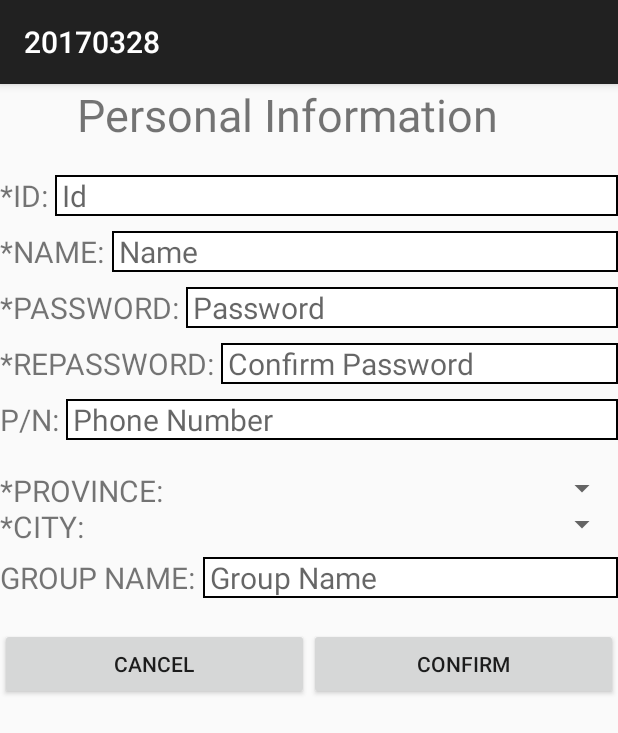
After one commit to HeedoHan/Wanna, an Android app: the SignUp screen opened directly, with no data from a screen before it, on a phone screen of 412 x 824 dp. The commit adds this screen. Shown: the top 733 px of the screen. Run offline under Robolectric (Android 15) with nearby library versions, the phone set to English and light mode, and no system bars.

Commit message:
Second Commit 20170329

```diff
--- /dev/null
+++ b/app/src/main/java/com/example/hanheedo/a20170328/SignUp.java
@@ -0,0 +1,148 @@
+package com.example.hanheedo.a20170328;
+
+import android.content.Context;
+import android.content.Intent;
+import android.os.Bundle;
+import android.support.v7.app.AppCompatActivity;
+import android.view.KeyEvent;
+import android.view.View;
+import android.view.inputmethod.InputMethodManager;
+import android.widget.EditText;
+import android.widget.LinearLayout;
+
+/**
+ * Created by Han Heedo on 2017-03-29.
+ */
+
+public class SignUp extends AppCompatActivity
+{
+    protected void onCreate(Bundle savedInstanceState)
+    {
+        super.onCreate(savedInstanceState);
+        setContentView(R.layout.signup);
+
+        Intent intent = getIntent();
+        String data = intent.getStringExtra("Login_SignUp");
+
+        final EditText Id = (EditText) findViewById(R.id.Id); //Id
+        Id.setOnKeyListener(new View.OnKeyListener() {
+            @Override
+            public boolean onKey(View v, int keyCode, KeyEvent event) {
+                if(keyCode==event.KEYCODE_ENTER) {
+                    return true;
+                }
+                return false;
+            }
+        });
+
+        LinearLayout MainLayout = (LinearLayout) findViewById(R.id.signup); //Id
+        MainLayout.setOnClickListener(new View.OnClickListener(){
+            @Override
+            public void onClick(View v) {
+                InputMethodManager imm = (InputMethodManager) getSystemService(Context.INPUT_METHOD_SERVICE);
+                imm.hideSoftInputFromWindow(Id.getWindowToken(),0);
+            }
+        });
+
+        final EditText Password = (EditText) findViewById(R.id.Password); //password
+        Password.setOnKeyListener(new View.OnKeyListener() {
+            @Override
+            public boolean onKey(View v, int keyCode, KeyEvent event) {
+                if(keyCode==event.KEYCODE_ENTER) {
+                    return true;
+                }
+                return false;
+            }
+        });
+
+        LinearLayout MainLayout2 = (LinearLayout) findViewById(R.id.signup); //password
+        MainLayout2.setOnClickListener(new View.OnClickListener(){
+            @Override
+            public void onClick(View v) {
+                InputMethodManager imm = (InputMethodManager) getSystemService(Context.INPUT_METHOD_SERVICE);
+                imm.hideSoftInputFromWindow(Password.getWindowToken(),0);
+            }
+        });
+
+        final EditText Name = (EditText) findViewById(R.id.Name); //name
+        Name.setOnKeyListener(new View.OnKeyListener() {
+            @Override
+            public boolean onKey(View v, int keyCode, KeyEvent event) {
+                if(keyCode==event.KEYCODE_ENTER) {
+                    return true;
+                }
+                return false;
+            }
+        });
+
+        LinearLayout MainLayout3 = (LinearLayout) findViewById(R.id.signup); //name
+        MainLayout3.setOnClickListener(new View.OnClickListener(){
+            @Override
+            public void onClick(View v) {
+                InputMethodManager imm = (InputMethodManager) getSystemService(Context.INPUT_METHOD_SERVICE);
+                imm.hideSoftInputFromWindow(Name.getWindowToken(),0);
+            }
+        });
+
+        final EditText RePassword = (EditText) findViewById(R.id.Password_confirm); //RePassword
+        RePassword.setOnKeyListener(new View.OnKeyListener() {
+            @Override
+            public boolean onKey(View v, int keyCode, KeyEvent event) {
+                if(keyCode==event.KEYCODE_ENTER) {
+                    return true;
+                }
+                return false;
+            }
+        });
+
+        LinearLayout MainLayout4 = (LinearLayout) findViewById(R.id.signup); //RePassword
+        MainLayout4.setOnClickListener(new View.OnClickListener(){
+            @Override
+            public void onClick(View v) {
+                InputMethodManager imm = (InputMethodManager) getSystemService(Context.INPUT_METHOD_SERVICE);
+                imm.hideSoftInputFromWindow(RePassword.getWindowToken(),0);
+            }
+        });
+
+        final EditText PhoneNumber = (EditText) findViewById(R.id.Phone_number); //P/N
+        PhoneNumber.setOnKeyListener(new View.OnKeyListener() {
+            @Override
+            public boolean onKey(View v, int keyCode, KeyEvent event) {
+                if(keyCode==event.KEYCODE_ENTER) {
+                    return true;
+                }
+                return false;
+            }
+        });
+
+        LinearLayout MainLayout5 = (LinearLayout) findViewById(R.id.signup); //P/N
+        MainLayout5.setOnClickListener(new View.OnClickListener(){
+            @Override
+            public void onClick(View v) {
+                InputMethodManager imm = (InputMethodManager) getSystemService(Context.INPUT_METHOD_SERVICE);
+                imm.hideSoftInputFromWindow(PhoneNumber.getWindowToken(),0);
+            }
+        });
+
+        final EditText GroupName = (EditText) findViewById(R.id.custom_Group); //GroupName
+        GroupName.setOnKeyListener(new View.OnKeyListener() {
+            @Override
+            public boolean onKey(View v, int keyCode, KeyEvent event) {
+                if(keyCode==event.KEYCODE_ENTER) {
+                    return true;
+                }
+                return false;
+            }
+        });
+
+        LinearLayout MainLayout6 = (LinearLayout) findViewById(R.id.signup); //GroupName
+        MainLayout6.setOnClickListener(new View.OnClickListener(){
+            @Override
+            public void onClick(View v) {
+                InputMethodManager imm = (InputMethodManager) getSystemService(Context.INPUT_METHOD_SERVICE);
+                imm.hideSoftInputFromWindow(GroupName.getWindowToken(),0);
+            }
+        });
+
+    }
+}
--- a/app/src/main/java/com/example/hanheedo/a20170328/Splash_activity.java
+++ b/app/src/main/java/com/example/hanheedo/a20170328/Splash_activity.java
@@ -14,7 +14,6 @@ import android.view.Menu;
 public class Splash_activity extends Activity {
     protected void onCreate(Bundle savedInstanceState) {
         super.onCreate(savedInstanceState);
-
         try {
             Thread.sleep(2000);
         }
--- /dev/null
+++ b/app/src/main/res/drawable/back.xml
@@ -0,0 +1,5 @@
+<?xml version="1.0" encoding="utf-8"?>
+<shape xmlns:android="http://schemas.android.com/apk/res/android" android:shape="rectangle" >
+    <solid android:color="#ffffff" />
+    <stroke android:width="1dp" android:color="#000000"/>
+</shape>
--- a/app/src/main/res/layout/additem.xml
+++ b/app/src/main/res/layout/additem.xml
@@ -11,7 +11,7 @@
         android:layout_width="match_parent"
         android:layout_height="wrap_content"
         android:inputType="textPersonName"
-        android:text="Item Name"
+        android:hint="Item Name"
         android:ems="10"
         android:id="@+id/item_name" />
 
@@ -24,7 +24,7 @@
         android:layout_width="match_parent"
         android:layout_height="wrap_content"
         android:inputType="textPersonName"
-        android:text="Item Type"
+        android:hint="Item Type"
         android:ems="10"
         android:id="@+id/item_type" />
 
@@ -37,7 +37,7 @@
         android:layout_width="match_parent"
         android:layout_height="wrap_content"
         android:inputType="textPersonName"
-        android:text="Item Information"
+        android:hint="Item Information"
         android:ems="10"
         android:id="@+id/item_information"
         android:layout_gravity="right" />
--- a/app/src/main/res/layout/myitemslist.xml
+++ b/app/src/main/res/layout/myitemslist.xml
@@ -67,7 +67,8 @@
                 android:layout_width="70dp"
                 android:layout_height="80dp"
                 android:layout_centerInParent="true"
-                android:background="@android:drawable/ic_input_add" />
+                android:background="@android:drawable/ic_input_add"
+                android:onClick="addClick"/>
         </RelativeLayout>
 
     </LinearLayout>
--- /dev/null
+++ b/app/src/main/res/layout/signup.xml
@@ -0,0 +1,255 @@
+<?xml version="1.0" encoding="utf-8"?>
+<LinearLayout xmlns:android="http://schemas.android.com/apk/res/android"
+    android:id="@+id/signup"
+    android:layout_width="match_parent"
+    android:layout_height="match_parent"
+    android:orientation="vertical">
+
+    <LinearLayout
+        android:layout_width="match_parent"
+        android:layout_height="wrap_content"
+        android:orientation="vertical">
+
+        <TextView
+            android:id="@+id/count_Info"
+            android:layout_width="match_parent"
+            android:layout_height="wrap_content"
+            android:text="       Personal Information"
+            android:textSize="30dp" />
+
+        <Space
+            android:layout_width="20dp"
+            android:layout_height="20dp"
+            android:layout_gravity="center_horizontal" />
+
+    </LinearLayout>
+
+    <LinearLayout
+        android:layout_width="match_parent"
+        android:layout_height="wrap_content"
+        android:orientation="vertical">
+
+        <LinearLayout
+            android:layout_width="match_parent"
+            android:layout_height="match_parent"
+            android:orientation="horizontal">
+
+            <TextView
+                android:layout_width="wrap_content"
+                android:layout_height="match_parent"
+                android:text="*ID: "
+                android:textSize="20dp" />
+
+            <EditText
+                android:id="@+id/Id"
+                android:layout_width="match_parent"
+                android:layout_height="wrap_content"
+                android:layout_gravity="center"
+                android:background="@drawable/back"
+                android:hint=" Id"
+                android:textSize="20dp" />
+        </LinearLayout>
+
+        <Space
+            android:layout_width="10dp"
+            android:layout_height="10dp"
+            android:layout_gravity="center_horizontal" />
+
+        <LinearLayout
+            android:layout_width="match_parent"
+            android:layout_height="match_parent"
+            android:orientation="horizontal">
+
+            <TextView
+                android:layout_width="wrap_content"
+                android:layout_height="match_parent"
+                android:text="*NAME: "
+                android:textSize="20dp" />
+
+            <EditText
+                android:id="@+id/Name"
+                android:layout_width="match_parent"
+                android:layout_height="wrap_content"
+                android:layout_gravity="center"
+                android:background="@drawable/back"
+                android:hint=" Name"
+                android:textSize="20dp" />
+        </LinearLayout>
+
+        <Space
+            android:layout_width="10dp"
+            android:layout_height="10dp"
+            android:layout_gravity="center_horizontal" />
+
+        <LinearLayout
+            android:layout_width="match_parent"
+            android:layout_height="match_parent"
+            android:orientation="horizontal">
+
+            <TextView
+                android:layout_width="wrap_content"
+                android:layout_height="match_parent"
+                android:text="*PASSWORD: "
+                android:textSize="20dp" />
+
+            <EditText
+                android:id="@+id/Password"
+                android:layout_width="match_parent"
+                android:layout_height="wrap_content"
+                android:layout_gravity="center"
+                android:background="@drawable/back"
+                android:hint=" Password"
+                android:inputType="textPassword"
+                android:textSize="20dp" />
+
+        </LinearLayout>
+
+        <Space
+            android:layout_width="10dp"
+            android:layout_height="10dp"
+            android:layout_gravity="center_horizontal" />
+
+        <LinearLayout
+            android:layout_width="match_parent"
+            android:layout_height="match_parent"
+            android:orientation="horizontal">
+
+            <TextView
+                android:layout_width="wrap_content"
+                android:layout_height="match_parent"
+                android:text="*REPASSWORD: "
+                android:textSize="20dp" />
+
+            <EditText
+                android:id="@+id/Password_confirm"
+                android:layout_width="match_parent"
+                android:layout_height="wrap_content"
+                android:layout_gravity="center"
+                android:background="@drawable/back"
+                android:hint=" Confirm Password"
+                android:inputType="textPassword"
+                android:textSize="20dp" />
+        </LinearLayout>
+
+        <Space
+            android:layout_width="10dp"
+            android:layout_height="10dp"
+            android:layout_gravity="center_horizontal" />
+
+        <LinearLayout
+            android:layout_width="match_parent"
+            android:layout_height="match_parent"
+            android:orientation="horizontal">
+
+            <TextView
+                android:layout_width="wrap_content"
+                android:layout_height="match_parent"
+                android:text="P/N: "
+                android:textSize="20dp" />
+
+            <EditText
+                android:id="@+id/Phone_number"
+                android:layout_width="match_parent"
+                android:layout_height="wrap_content"
+                android:layout_gravity="center"
+                android:background="@drawable/back"
+                android:hint=" Phone Number"
+                android:textSize="20dp" />
+        </LinearLayout>
+
+        <Space
+            android:layout_width="20dp"
+            android:layout_height="20dp"
+            android:layout_gravity="center_horizontal" />
+
+        <LinearLayout
+            android:layout_width="match_parent"
+            android:layout_height="match_parent"
+            android:orientation="horizontal">
+
+            <TextView
+                android:layout_width="wrap_content"
+                android:layout_height="match_parent"
+                android:text="*PROVINCE: "
+                android:textSize="20dp" />
+
+            <Spinner
+                android:id="@+id/local_spinner1"
+                android:layout_width="match_parent"
+                android:layout_height="wrap_content" />
+        </LinearLayout>
+
+        <LinearLayout
+            android:layout_width="match_parent"
+            android:layout_height="match_parent"
+            android:orientation="horizontal">
+
+            <TextView
+                android:layout_width="wrap_content"
+                android:layout_height="match_parent"
+                android:text="*CITY: "
+                android:textSize="20dp" />
+
+            <Spinner
+                android:id="@+id/local_spinner2"
+                android:layout_width="match_parent"
+                android:layout_height="wrap_content" />
+        </LinearLayout>
+
+        <Space
+            android:layout_width="10dp"
+            android:layout_height="10dp"
+            android:layout_gravity="center_horizontal" />
+
+        <LinearLayout
+            android:layout_width="match_parent"
+            android:layout_height="match_parent"
+            android:orientation="horizontal">
+
+            <TextView
+                android:layout_width="wrap_content"
+                android:layout_height="match_parent"
+                android:text="GROUP NAME: "
+                android:textSize="20dp" />
+
+            <EditText
+                android:id="@+id/custom_Group"
+                android:layout_width="match_parent"
+                android:layout_height="wrap_content"
+                android:layout_gravity="center"
+                android:background="@drawable/back"
+                android:hint=" Group Name"
+                android:textSize="20dp" />
+        </LinearLayout>
+
+
+    </LinearLayout>
+
+    <Space
+        android:layout_width="match_parent"
+        android:layout_height="20dp" />
+
+    <LinearLayout
+        android:layout_width="match_parent"
+        android:layout_height="wrap_content"
+        android:gravity="center"
+        android:orientation="horizontal">
+
+        <Button
+            android:id="@+id/btn_regist"
+            android:layout_width="wrap_content"
+            android:layout_height="wrap_content"
+            android:layout_weight="1"
+            android:text="Cancel" />
+
+        <Button
+            android:id="@+id/btn_cancel"
+            android:layout_width="wrap_content"
+            android:layout_height="wrap_content"
+            android:layout_weight="1"
+            android:text="Confirm" />
+
+    </LinearLayout>
+
+
+</LinearLayout>
--- a/app/src/main/res/values/strings.xml
+++ b/app/src/main/res/values/strings.xml
@@ -1,3 +1,4 @@
 <resources>
     <string name="app_name">20170328</string>
+    <string name="facebook_app_id">605810719615629</string>
 </resources>
```
Also changed, not shown: app/build.gradle (+5 -3 lines), app/src/main/AndroidManifest.xml (+8 -0 lines), app/src/main/java/com/example/hanheedo/a20170328/AddItem.java (+9 -0 lines), app/src/main/java/com/example/hanheedo/a20170328/LoginActivity.java (+61 -7 lines), app/src/main/java/com/example/hanheedo/a20170328/MyItemsList.java (+8 -3 lines), app/src/main/res/layout/activity_login.xml (+22 -11 lines).
